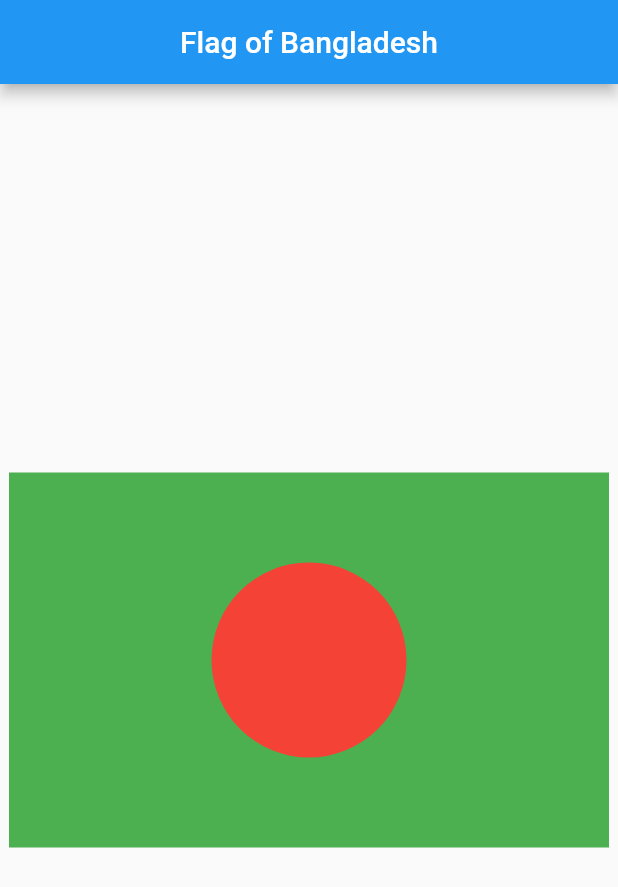
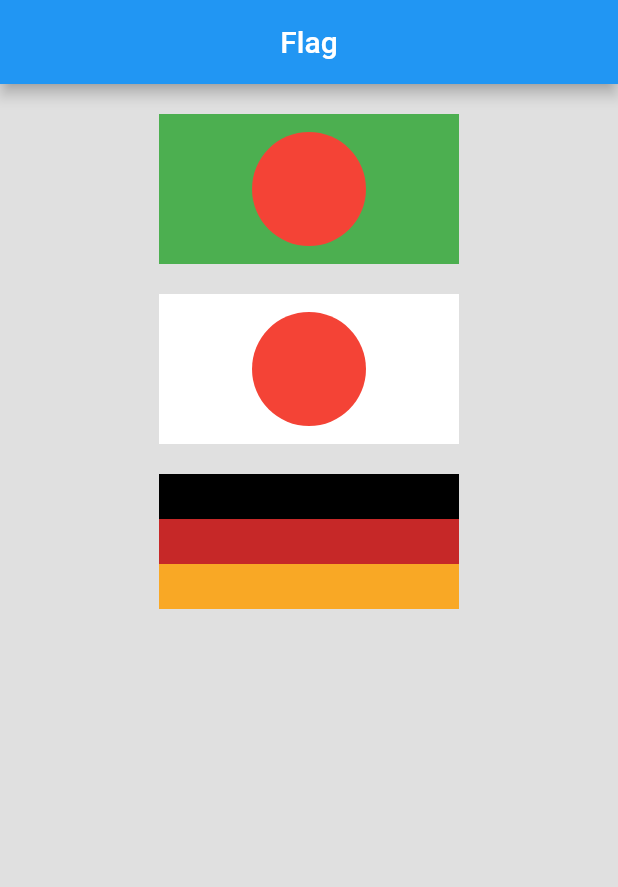
Before and after one commit to Anamimi/BDflag, a Flutter app: the screen it shows after launch, on a phone screen of 412 x 824 dp. Shown: the top 887 px of the screen. Run offline on Flutter 3.47's test engine with Material 2 defaults, Android fonts, the phone set to English and light mode, and no system bars.

Commit message:
add flag code

```diff
--- a/lib/BDflag.dart
+++ /dev/null
@@ -1,42 +0,0 @@
-import 'package:flutter/material.dart';
-
-class MyApp extends StatelessWidget {
-  const MyApp({Key? key}) : super(key: key);
-
-  @override
-  Widget build(BuildContext context) {
-    return MaterialApp(
-      debugShowCheckedModeBanner: false,
-      home: Scaffold(
-        appBar: AppBar(
-          title: Text("Flag of Bangladesh"),
-          centerTitle: true,
-        ),
-        body: Center(
-          child: Stack(
-            alignment: Alignment.center,
-            children: [
-              Center(
-                child: Container(
-                  width: 400,
-                  height: 250,
-                  color: Colors.green,
-                ),
-              ),
-              Center(
-                child: Container(
-                  width: 130,
-                  height: 130,
-                  decoration: BoxDecoration(
-                    shape: BoxShape.circle,
-                    color: Colors.red,
-                  ),
-                ),
-              )
-            ],
-          ),
-        ),
-      ),
-    );
-  }
-}
--- /dev/null
+++ b/lib/bd_flag.dart
@@ -0,0 +1,33 @@
+import 'package:flutter/material.dart';
+
+class BdFlag extends StatelessWidget {
+  const BdFlag({Key? key}) : super(key: key);
+
+  @override
+  Widget build(BuildContext context) {
+    return Center(
+      child: Stack(
+        alignment: Alignment.center,
+        children: [
+          Center(
+            child: Container(
+              width: 200,
+              height: 100,
+              color: Colors.green,
+            ),
+          ),
+          Center(
+            child: Container(
+              width: 76,
+              height: 76,
+              decoration: BoxDecoration(
+                shape: BoxShape.circle,
+                color: Colors.red,
+              ),
+            ),
+          )
+        ],
+      ),
+    );
+  }
+}
--- /dev/null
+++ b/lib/germany_flag.dart
@@ -0,0 +1,30 @@
+import 'package:flutter/material.dart';
+
+class GermanyFlag extends StatelessWidget {
+  const GermanyFlag({Key? key}) : super(key: key);
+
+  @override
+  Widget build(BuildContext context) {
+    return Center(
+      child: Column(
+        children: [
+          Container(
+            width: 200,
+            height: 30,
+            color: Colors.black,
+          ),
+          Container(
+            width: 200,
+            height: 30,
+            color: Colors.red.shade800,
+          ),
+          Container(
+            width: 200,
+            height: 30,
+            color: Colors.yellow.shade800,
+          ),
+        ],
+      ),
+    );
+  }
+}
--- /dev/null
+++ b/lib/japan_flag.dart
@@ -0,0 +1,33 @@
+import 'package:flutter/material.dart';
+
+class JapanFlag extends StatelessWidget {
+  const JapanFlag({Key? key}) : super(key: key);
+
+  @override
+  Widget build(BuildContext context) {
+    return Center(
+      child: Stack(
+        alignment: Alignment.center,
+        children: [
+          Center(
+            child: Container(
+              width: 200,
+              height: 100,
+              color: Colors.white,
+            ),
+          ),
+          Center(
+            child: Container(
+              width: 76,
+              height: 76,
+              decoration: BoxDecoration(
+                shape: BoxShape.circle,
+                color: Colors.red,
+              ),
+            ),
+          )
+        ],
+      ),
+    );
+  }
+}
--- a/lib/main.dart
+++ b/lib/main.dart
@@ -1,7 +1,51 @@
 import 'package:flutter/material.dart';
 
-import 'BDflag.dart';
+import 'bd_flag.dart';
+import 'germany_flag.dart';
+import 'japan_flag.dart';
 
 void main() {
-  runApp(MyApp());
+  runApp(App());
 }
+
+class App extends StatelessWidget {
+  const App({Key? key}) : super(key: key);
+
+  @override
+  Widget build(BuildContext context) {
+    return MaterialApp(
+      home: Scaffold(
+        backgroundColor: Colors.grey.shade300,
+        appBar: AppBar(
+          title: Center(child: Text("Flag")),
+        ),
+        body: Container(
+          height: double.infinity,
+          width: double.infinity,
+          child: SingleChildScrollView(
+            child: Center(
+              child: Column(
+                mainAxisAlignment: MainAxisAlignment.center,
+                crossAxisAlignment: CrossAxisAlignment.center,
+                children: [
+                  SizedBox(
+                    height: 20,
+                  ),
+                  BdFlag(),
+                  SizedBox(
+                    height: 20,
+                  ),
+                  JapanFlag(),
+                  SizedBox(
+                    height: 20,
+                  ),
+                  GermanyFlag(),
+                ],
+              ),
+            ),
+          ),
+        ),
+      ),
+    );
+  }
+}
```
Also changed, not shown: 1 other file.
